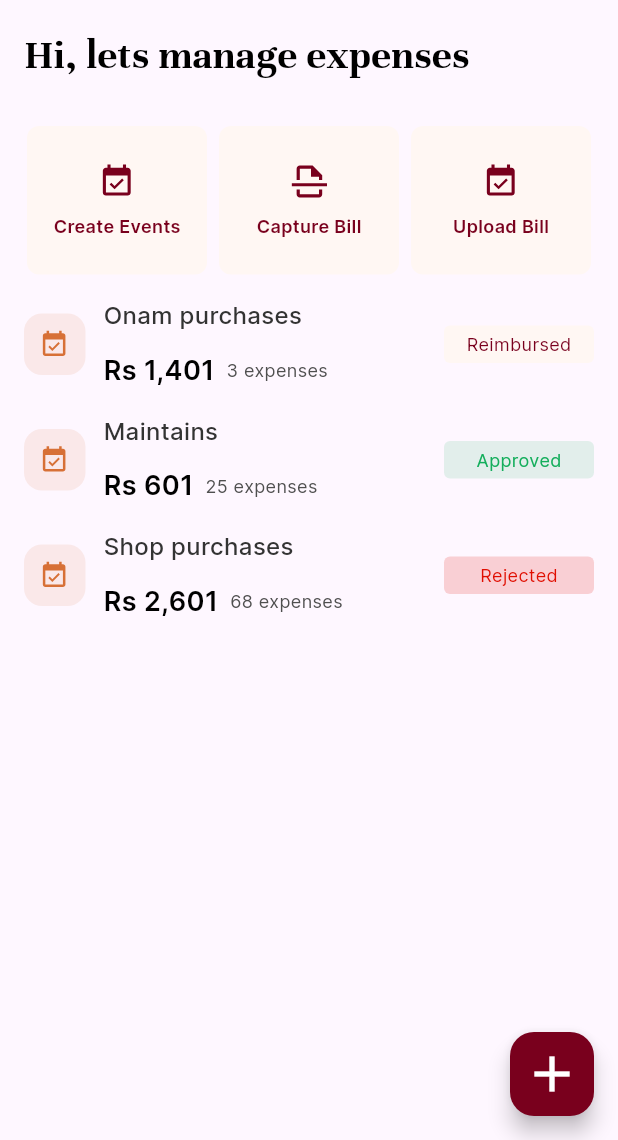
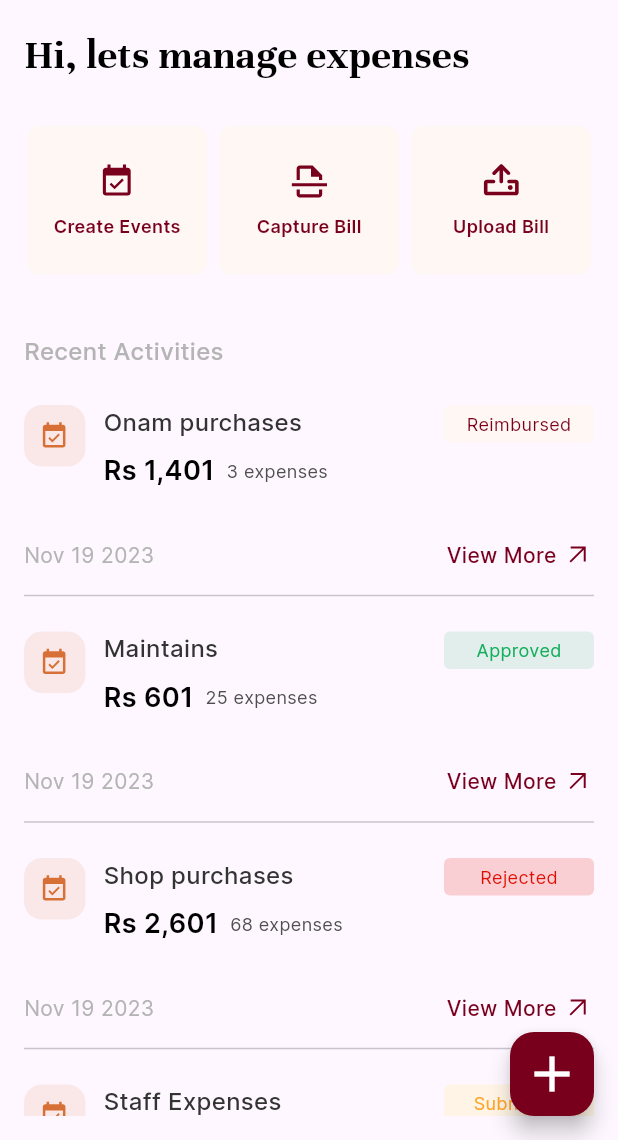
Before and after one commit to XpenseaApp/Xpensea_Flutter, a Flutter app: the screen it shows after launch, on a phone screen of 412 x 824 dp, the part 96-1236 px from its top. Run offline on Flutter 3.47's test engine with Material 3 defaults, Android fonts, the phone set to English and light mode, and no system bars; our stand-ins replace flutter_svg, intl_phone_number_input, pinput; missing offline and left inert: onscreen_num_keyboard.

Commit message:
home page complete

```diff
--- a/xpensea/lib/src/core/theme/palette.dart
+++ b/xpensea/lib/src/core/theme/palette.dart
@@ -7,6 +7,9 @@ class AppPalette {
   static const Color iconBg = Color.fromRGBO(255, 247, 243, 1);
   static const Color kGray1 = Color.fromRGBO(51, 51, 51, 1);
   static const Color kGray2 = Color.fromRGBO(79, 79, 79, 1);
+  static const Color kGray3 = Color.fromRGBO(180, 180, 180, 1);
   static const Color kLGreen = Color.fromRGBO(20, 174, 92, 0.12);
   static const Color kLOrange = Color.fromRGBO(224, 13, 0, 0.17);
+  static const Color kLPeach = Color.fromRGBO(255, 244, 229, 1);
+  static const Color kLDarkOrange = Color.fromRGBO(255, 166, 41, 1);
 }
--- a/xpensea/lib/src/presentation/components/cards/activity_card.dart
+++ b/xpensea/lib/src/presentation/components/cards/activity_card.dart
@@ -34,9 +34,13 @@ class ActivityCard extends StatelessWidget {
   @override
   Widget build(BuildContext context) {
     return Container(
-      margin: const EdgeInsets.only(top: 16),
-      child: Row(
+      margin: const EdgeInsets.only(top: 16, bottom: 8),
+      child: Column(
         children: [
+          Row(
+            crossAxisAlignment: CrossAxisAlignment.start,
+            children: [
+              // icon
               Container(
                 padding: const EdgeInsets.all(10),
                 decoration: BoxDecoration(
@@ -56,7 +60,7 @@ class ActivityCard extends StatelessWidget {
                       style: AppTextStyle.kMediumBodyM,
                     ),
                     const SizedBox(
-                  height: 12,
+                      height: 8,
                     ),
                     Row(
                       children: [
@@ -76,6 +80,7 @@ class ActivityCard extends StatelessWidget {
                   ],
                 ),
               ),
+              // status
               Container(
                 width: 100,
                 padding: const EdgeInsets.symmetric(vertical: 4),
@@ -92,6 +97,31 @@ class ActivityCard extends StatelessWidget {
               )
             ],
           ),
+          const SizedBox(
+            height: 32,
+          ),
+          Row(
+            // mainAxisAlignment: MainAxisAlignment.spaceBetween,
+            children: [
+              Expanded(
+                  child: Text(
+                activity.date,
+                style: AppTextStyle.kSmallTitleR
+                    .copyWith(color: AppPalette.kGray3),
+              )),
+              Text(
+                'View More',
+                style: AppTextStyle.kSmallBodySB
+                    .copyWith(fontSize: 14, fontWeight: FontWeight.w500),
+              ),
+              const SizedBox(
+                width: 4,
+              ),
+              SvgPicture.asset(AppIcons.arrowForward)
+            ],
+          )
+        ],
+      ),
     );
   }
 }
--- a/xpensea/lib/src/presentation/components/icons/app_icons.dart
+++ b/xpensea/lib/src/presentation/components/icons/app_icons.dart
@@ -6,4 +6,5 @@ class AppIcons {
   static const String scanDoc = "assets/svg/scan_doc.svg";
   static const String event = "assets/svg/event.svg";
   static const String eventOrange = "assets/svg/event_orange.svg";
+  static const String arrowForward = "assets/svg/arrow_insert.svg";
 }
--- a/xpensea/lib/src/presentation/screens/home_page.dart
+++ b/xpensea/lib/src/presentation/screens/home_page.dart
@@ -19,7 +19,7 @@ class HomePage extends StatelessWidget {
   static final List<MenuItems> _menuCards = [
     MenuItems("Create Events", AppIcons.event),
     MenuItems("Capture Bill", AppIcons.scanDoc),
-    MenuItems("Upload Bill", AppIcons.event),
+    MenuItems("Upload Bill", AppIcons.uploadDoc),
   ];
 
   static final List<Activity> activities = [
@@ -49,6 +49,15 @@ class HomePage extends StatelessWidget {
       status: 'Rejected',
       statusColor: AppPalette.kLOrange,
       statusTextColor: AppPalette.kLOrange.withOpacity(1),
+    ),
+    Activity(
+      title: 'Staff Expenses',
+      amount: 'Rs 5,401',
+      expenses: '03 expenses',
+      date: 'Nov 19 2023',
+      status: 'Submitted',
+      statusColor: AppPalette.kLPeach,
+      statusTextColor: AppPalette.kLDarkOrange,
     ),
   ];
   @override
@@ -99,9 +108,21 @@ class HomePage extends StatelessWidget {
                   ),
                 ),
               ),
+              const SizedBox(
+                height: 40,
+              ),
+              Text(
+                'Recent Activities',
+                style: AppTextStyle.kMediumBodyM
+                    .copyWith(color: AppPalette.kGray3),
+              ),
+              const SizedBox(
+                height: 8,
+              ),
               Expanded(
-                child: ListView.builder(
+                child: ListView.separated(
                   itemCount: activities.length,
+                  separatorBuilder: (context, index) => const Divider(),
                   itemBuilder: (context, index) => ActivityCard(
                     activity: activities[index],
                   ),
```
Also changed, not shown: xpensea/assets/svg/arrow_insert.svg (added). Lines whose indentation alone changed are shown as unchanged.
